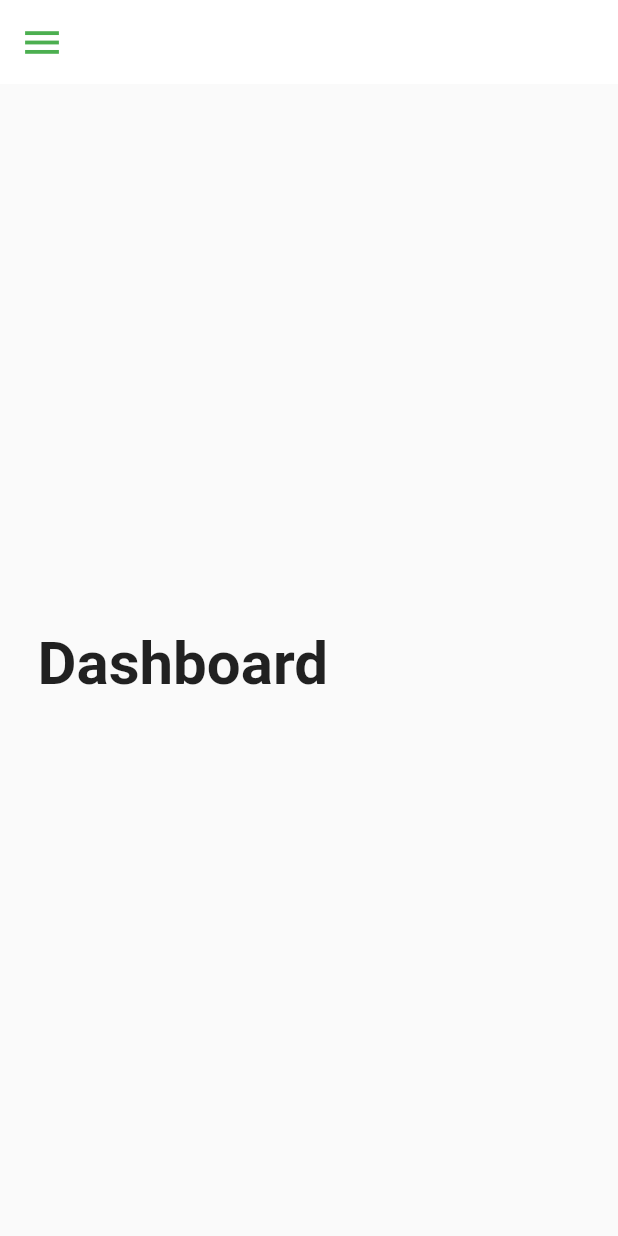
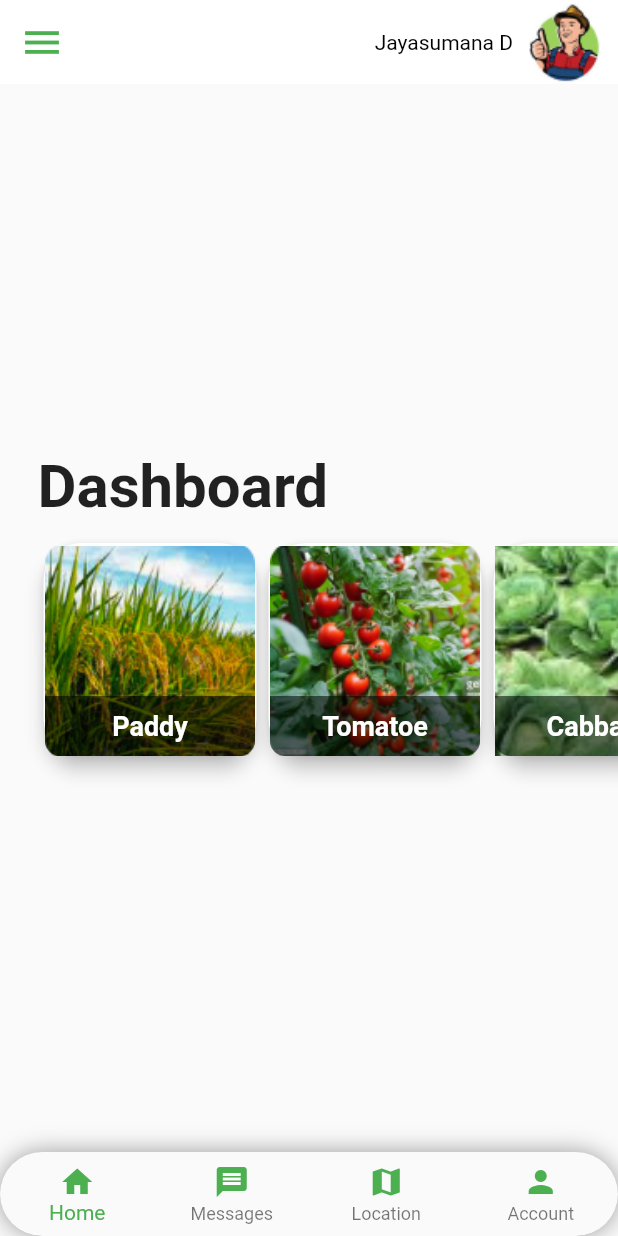
Before and after one commit to thushaltk/UOK-greenpath-project-20, a Flutter app: the screen it shows after launch, on a phone screen of 412 x 824 dp. Run offline on Flutter 3.47's test engine with Material 2 defaults, Android fonts, the light colour scheme and no system bars.

Commit message:
updated: dashboard farmer screen

```diff
--- a/lib/screens/dashboard-farmer-screen.dart
+++ b/lib/screens/dashboard-farmer-screen.dart
@@ -1,6 +1,7 @@
 import 'package:flutter/src/foundation/key.dart';
 import 'package:flutter/src/widgets/framework.dart';
 import 'package:flutter/material.dart';
+import 'package:greenpath_20/widgets/item-card-widget.dart';
 import 'package:greenpath_20/widgets/navigation-drawer-widget.dart';
 
 class DashboardFarmerScreen extends StatefulWidget {
@@ -13,13 +14,75 @@ class DashboardFarmerScreen extends StatefulWidget {
 }
 
 class _DashboardFarmerScreenState extends State<DashboardFarmerScreen> {
+  int _selectedIndex = 0;
+
+  void _onItemTapped(int index) {
+    setState(() {
+      _selectedIndex = index;
+    });
+  }
+
   @override
   Widget build(BuildContext context) {
     return Scaffold(
       appBar: AppBar(
+        actions: [
+          Center(
+            child: Text(
+              'Jayasumana D',
+              style: TextStyle(color: Colors.black),
+            ),
+          ),
+          SizedBox(
+            width: 10,
+          ),
+          Container(
+            width: 50,
+            height: 50,
+            child: Image.asset(
+              'assets/images/profile.png',
+              fit: BoxFit.contain,
+            ),
+          ),
+          SizedBox(
+            width: 10,
+          ),
+        ],
         elevation: 0,
         backgroundColor: Colors.white,
         iconTheme: IconThemeData(color: Colors.green, size: 30.0),
+      ),
+      bottomNavigationBar: Container(
+        decoration: BoxDecoration(
+          borderRadius: BorderRadius.all(
+            Radius.circular(30.0),
+          ),
+          boxShadow: [
+            BoxShadow(color: Colors.black38, spreadRadius: 0, blurRadius: 13),
+          ],
+        ),
+        child: ClipRRect(
+          borderRadius: BorderRadius.all(Radius.circular(30.0)),
+          child: BottomNavigationBar(
+            onTap: _onItemTapped,
+            type: BottomNavigationBarType.fixed,
+            currentIndex: _selectedIndex,
+            selectedItemColor: Colors.green,
+            items: <BottomNavigationBarItem>[
+              BottomNavigationBarItem(
+                  icon: Icon(Icons.home, color: Colors.green), label: 'Home'),
+              BottomNavigationBarItem(
+                  icon: Icon(Icons.message, color: Colors.green),
+                  label: 'Messages'),
+              BottomNavigationBarItem(
+                  icon: Icon(Icons.map, color: Colors.green),
+                  label: 'Location'),
+              BottomNavigationBarItem(
+                  icon: Icon(Icons.person, color: Colors.green),
+                  label: 'Account'),
+            ],
+          ),
+        ),
       ),
       drawer: NavigationDrawyerWidget(),
       body: Container(
@@ -36,14 +99,81 @@ class _DashboardFarmerScreenState extends State<DashboardFarmerScreen> {
                   height: 15,
                 ),
                 Padding(
-                  padding:
-                      const EdgeInsets.only(left: 25.0, bottom: 10.0),
+                  padding: const EdgeInsets.only(left: 25.0, bottom: 10.0),
                   child: Align(
                     alignment: Alignment.topLeft,
                     child: Text(
                       "Dashboard",
-                      style: TextStyle(fontSize: 40, fontWeight: FontWeight.bold),
+                      style:
+                          TextStyle(fontSize: 40, fontWeight: FontWeight.bold),
                     ),
+                  ),
+                ),
+                Container(
+                  height: 180,
+                  child: ListView(
+                    scrollDirection: Axis.horizontal,
+                    children: <Widget>[
+                      Padding(
+                        padding:
+                            const EdgeInsets.only(left: 25.0, bottom: 10.0),
+                        child: Align(
+                          alignment: Alignment.topLeft,
+                          child: ItemCardWidget(
+                              routename: 'paddy-item',
+                              image: Image.asset(
+                                'assets/images/paddy.png',
+                                fit: BoxFit.cover,
+                              ),
+                              name: 'Paddy'),
+                        ),
+                      ),
+                      Padding(
+                        padding: const EdgeInsets.only(bottom: 10.0),
+                        child: Align(
+                          alignment: Alignment.topLeft,
+                          child: ItemCardWidget(
+                              routename: 'tomatoe-item',
+                              image: Image.asset(
+                                'assets/images/tomatoe.png',
+                                fit: BoxFit.cover,
+                              ),
+                              name: 'Tomatoe'),
+                        ),
+                      ),
+                      Padding(
+                        padding: const EdgeInsets.only(bottom: 10.0),
+                        child: Align(
+                          alignment: Alignment.topLeft,
+                          child: ItemCardWidget(
+                              routename: 'cabbage-item',
+                              image: Image.asset(
+                                'assets/images/cabbage.png',
+                                fit: BoxFit.cover,
+                              ),
+                              name: 'Cabbage'),
+                        ),
+                      ),
+                      Padding(
+                        padding: const EdgeInsets.only(bottom: 10.0),
+                        child: Align(
+                          alignment: Alignment.topLeft,
+                          child: SizedBox(
+                            width: 150,
+                            height: 150,
+                            child: Card(
+                                shape: RoundedRectangleBorder(
+                                    borderRadius: BorderRadius.circular(25.0),
+                                    side: BorderSide(color: Colors.green)),
+                                elevation: 5,
+                                child: Icon(
+                                  Icons.add,
+                                  color: Colors.green,
+                                )),
+                          ),
+                        ),
+                      ),
+                    ],
                   ),
                 ),
               ],
--- /dev/null
+++ b/lib/widgets/item-card-widget.dart
@@ -0,0 +1,68 @@
+import 'package:flutter/src/foundation/key.dart';
+import 'package:flutter/src/widgets/framework.dart';
+import 'package:flutter/material.dart';
+
+class ItemCardWidget extends StatefulWidget {
+  final String routename;
+  final Image image;
+  final String name;
+
+  const ItemCardWidget(
+      {Key? key,
+      required this.routename,
+      required this.image,
+      required this.name})
+      : super(key: key);
+
+  @override
+  State<ItemCardWidget> createState() => _ItemCardWidgetState();
+}
+
+class _ItemCardWidgetState extends State<ItemCardWidget> {
+  @override
+  Widget build(BuildContext context) {
+    return Column(
+      children: [
+        SizedBox(
+          width: 150,
+          height: 150,
+          child: Card(
+            shape: RoundedRectangleBorder(
+                borderRadius: BorderRadius.circular(25.0)),
+            elevation: 5,
+            child: Stack(
+              alignment: Alignment.bottomCenter,
+              children: <Widget>[
+                Container(
+                  width: 140,
+                  height: 140,
+                  child: widget.image,
+                ),
+                Stack(alignment: Alignment.center, children: <Widget>[
+                  Container(
+                    decoration: BoxDecoration(
+                      borderRadius: BorderRadius.only(
+                        bottomLeft: Radius.circular(10.0),
+                        bottomRight: Radius.circular(10.0),
+                      ),
+                      color: Colors.black54,
+                    ),
+                    width: 140,
+                    height: 40,
+                  ),
+                  Text(
+                    widget.name,
+                    style: TextStyle(
+                        color: Colors.white,
+                        fontWeight: FontWeight.bold,
+                        fontSize: 18.0),
+                  )
+                ]),
+              ],
+            ),
+          ),
+        )
+      ],
+    );
+  }
+}
--- a/lib/widgets/item-card=widget.dart
+++ /dev/null
@@ -1,45 +0,0 @@
-import 'package:flutter/src/foundation/key.dart';
-import 'package:flutter/src/widgets/framework.dart';
-import 'package:flutter/material.dart';
-
-class ItemCardWidget extends StatefulWidget {
-  final String routename;
-  final Image image;
-  final String name;
-
-  const ItemCardWidget({Key? key, required this.routename, required this.image, required this.name}) : super(key: key);
-
-  @override
-  State<ItemCardWidget> createState() => _ItemCardWidgetState();
-}
-
-class _ItemCardWidgetState extends State<ItemCardWidget> {
-  @override
-  Widget build(BuildContext context) {
-    return Padding(
-      padding: const EdgeInsets.fromLTRB(18.0, 18.0, 18.0, 10.0),
-      child: Column(
-        children: [
-          SizedBox(
-            width: 100,
-            height: 100,
-            child: Card(
-              shape: RoundedRectangleBorder(borderRadius: BorderRadius.circular(15.0)),
-              elevation: 5,
-              child: Column(
-                mainAxisAlignment: MainAxisAlignment.center,
-                crossAxisAlignment: CrossAxisAlignment.center,
-                children: [
-                  Padding(
-                    padding: const EdgeInsets.all(18.0),
-                    child: widget.image,
-                  ),
-                ],
-              ),
-            ),
-          )
-        ],
-      ),
-    );
-  }
-}
--- a/pubspec.yaml
+++ b/pubspec.yaml
@@ -55,6 +55,10 @@ flutter:
     - assets/images/forgotpw.png
     - assets/images/verification.png
     - assets/images/resetpw.png
+    - assets/images/paddy.png
+    - assets/images/tomatoe.png
+    - assets/images/cabbage.png
+    - assets/images/profile.png
 
   # An image asset can refer to one or more resolution-specific "variants", see
   # https://flutter.dev/assets-and-images/#resolution-aware.
```
Also changed, not shown: assets/images/cabbage.png (added), assets/images/paddy.png (added), assets/images/profile.png (added), assets/images/tomatoe.png (added).
